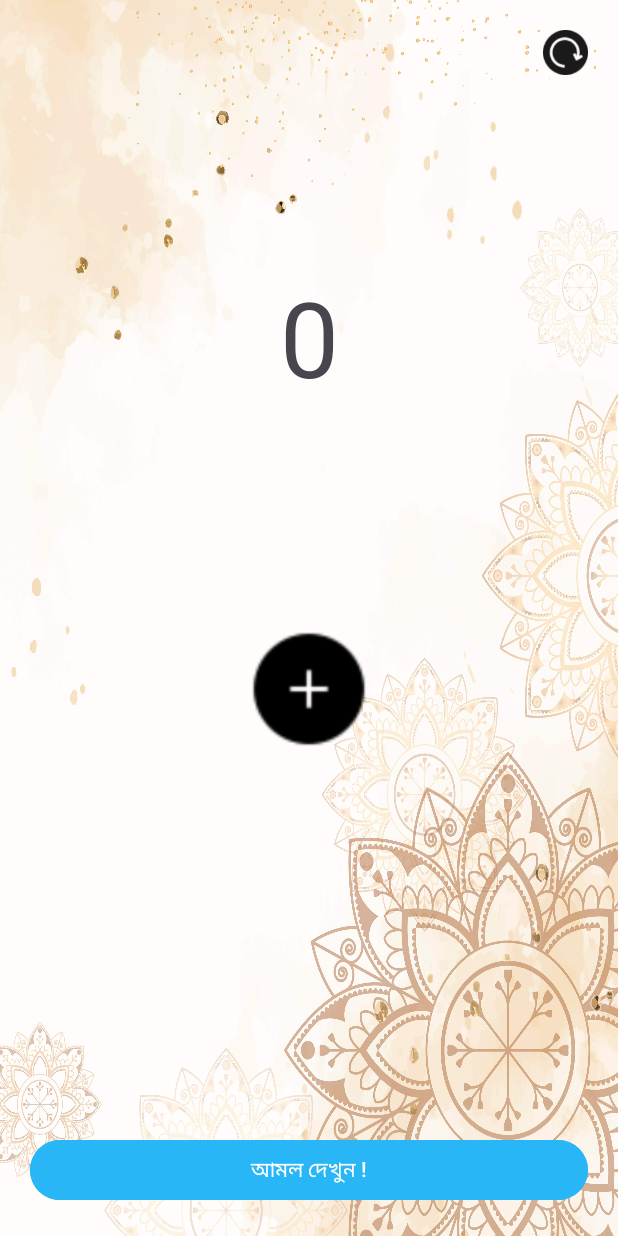
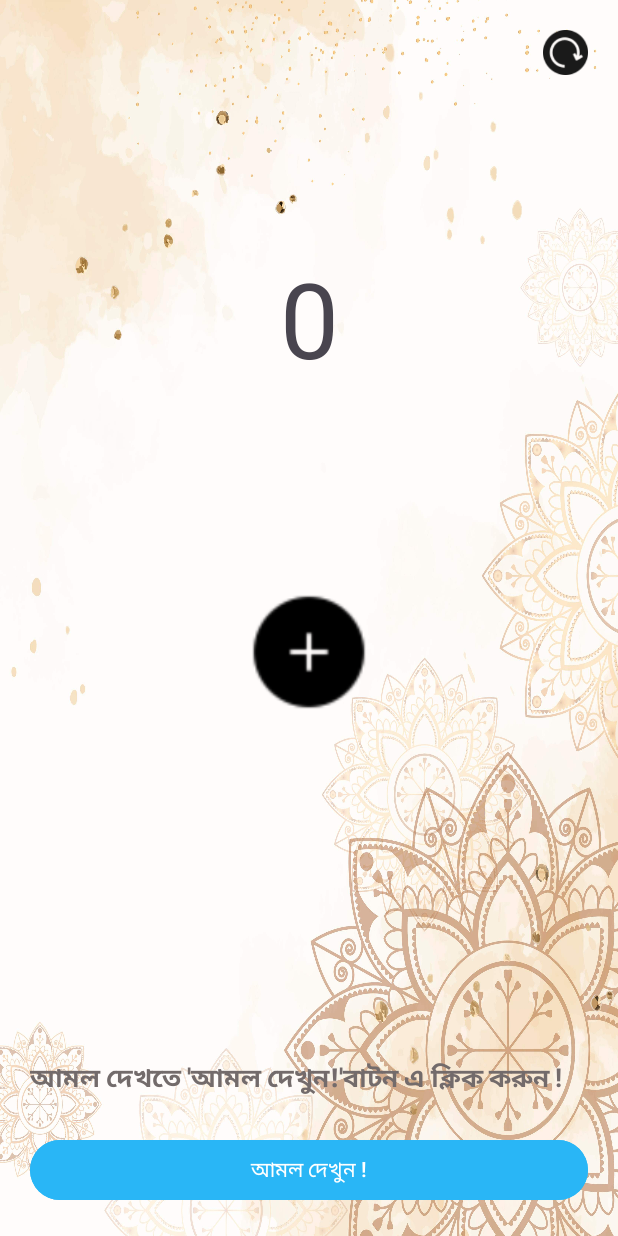
Before and after one commit to brownspy1/Android-Development-Learning, an Android app: the screen it shows after launch (MainActivity), on a phone screen of 412 x 824 dp. Run offline under Robolectric (Android 15) with nearby library versions, the phone set to English and light mode, and no system bars.

Commit message:
Enhance app functionality
- Add `AmolZikir` and `Developer_about` activities to the manifest.
- Implement counter increment/decrement functionality in `MainActivity`.
- Add "Go to Amol page" button with toast message to navigate to `AmolZikir` activity.
- Add a text view to provide information to the user about the Amol page button.
- Update the layout with a button and `TextView` elements.

```diff
--- a/DigitalTasbih/app/src/main/AndroidManifest.xml
+++ b/DigitalTasbih/app/src/main/AndroidManifest.xml
@@ -12,12 +12,17 @@
         android:supportsRtl="true"
         android:theme="@style/Theme.DigitalTasbih"
         tools:targetApi="31">
+
+
         <activity
             android:name=".Developer_about"
             android:exported="false" />
+
         <activity
             android:name=".AmolZikir"
             android:exported="false" />
+
+
         <activity
             android:name=".MainActivity"
             android:exported="true">
--- a/DigitalTasbih/app/src/main/java/com/brownspy1/digitaltasbih/MainActivity.java
+++ b/DigitalTasbih/app/src/main/java/com/brownspy1/digitaltasbih/MainActivity.java
@@ -1,19 +1,23 @@
 package com.brownspy1.digitaltasbih;
+import android.content.Intent;
 import android.os.Bundle;
+import android.widget.Button;
 import android.widget.TextView;
 import android.widget.ImageView;
 import androidx.activity.EdgeToEdge;
 import androidx.appcompat.app.AppCompatActivity;
 import androidx.core.graphics.Insets;
 import android.view.View;
+import android.widget.Toast;
+
 import androidx.core.view.ViewCompat;
 import androidx.core.view.WindowInsetsCompat;
 
 public class MainActivity extends AppCompatActivity {
 
-    ImageView add_btn;
-    ImageView reset_btn;
-    TextView counter;
+    ImageView add_btn,reset_btn;
+    TextView counter,hide_text;
+    Button go_to_next_page,developer;
     int count = 0;
     @Override
     protected void onCreate(Bundle savedInstanceState) {
@@ -26,10 +30,16 @@ public class MainActivity extends AppCompatActivity {
             return insets;
         });
 
+
+
         counter = findViewById(R.id.counter);
         add_btn = findViewById(R.id.add_btn);
         reset_btn = findViewById(R.id.reset_btn);
+        go_to_next_page = findViewById(R.id.go_to_next_page);
+        hide_text = findViewById(R.id.hide_text);
 
+
+// this button for add tasbi count
         add_btn.setOnClickListener(new View.OnClickListener() {
             @Override
             public void onClick(View v) {
@@ -37,7 +47,7 @@ public class MainActivity extends AppCompatActivity {
                 counter.setText(String.valueOf(count));
             }
         });
-
+// for reset tasbih count
         reset_btn.setOnClickListener(new View.OnClickListener() {
             @Override
             public void onClick(View v) {
@@ -46,6 +56,16 @@ public class MainActivity extends AppCompatActivity {
             }
         });
 
+        // go to next activity / page with toest
+        go_to_next_page.setOnClickListener(new View.OnClickListener() {
+            @Override
+            public void onClick(View v) {
+                Toast.makeText(MainActivity.this,"Going to Amol page",Toast.LENGTH_LONG).show();
+                hide_text.setVisibility(View.INVISIBLE);
+                Intent my_intent = new Intent(MainActivity.this,AmolZikir.class);
+                startActivity(my_intent);
+            }
+        });
 
     }
 }
--- a/DigitalTasbih/app/src/main/res/layout/activity_main.xml
+++ b/DigitalTasbih/app/src/main/res/layout/activity_main.xml
@@ -48,9 +48,18 @@
                 android:layout_width="80dp"
                 android:layout_height="80dp"
                 android:layout_weight="100"
-                android:src="@drawable/add" />
+                android:src="@drawable/add"/>
 
         </LinearLayout>
+        <TextView
+            android:id="@+id/hide_text"
+            android:layout_width="match_parent"
+            android:layout_height="50dp"
+            android:textSize="17sp"
+            android:textStyle="bold"
+            android:textColor="#736B6B"
+            android:visibility="visible"
+            android:text="আমল দেখতে 'আমল দেখুন!'বাটন এ ক্লিক করুন !"/>
 
         <Button
             android:id="@+id/go_to_next_page"
```
